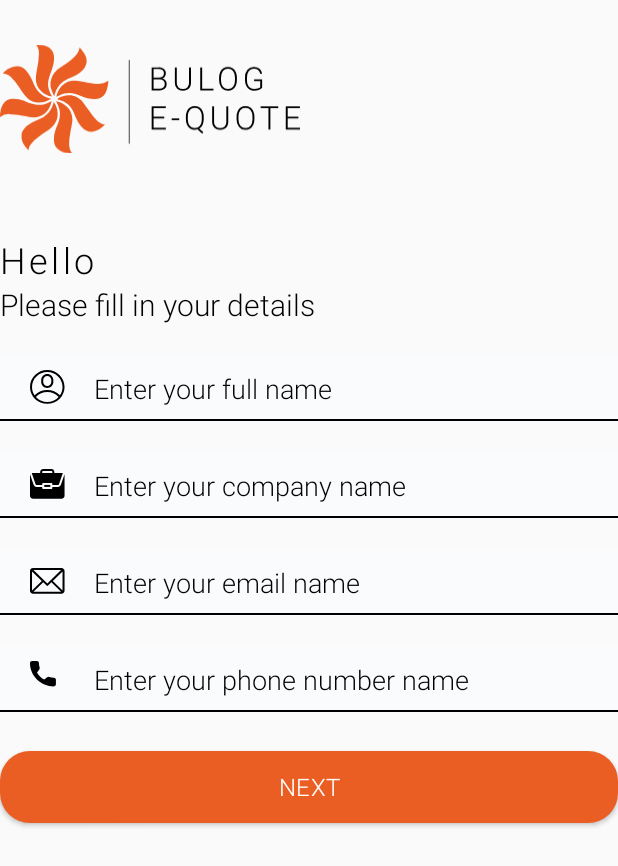
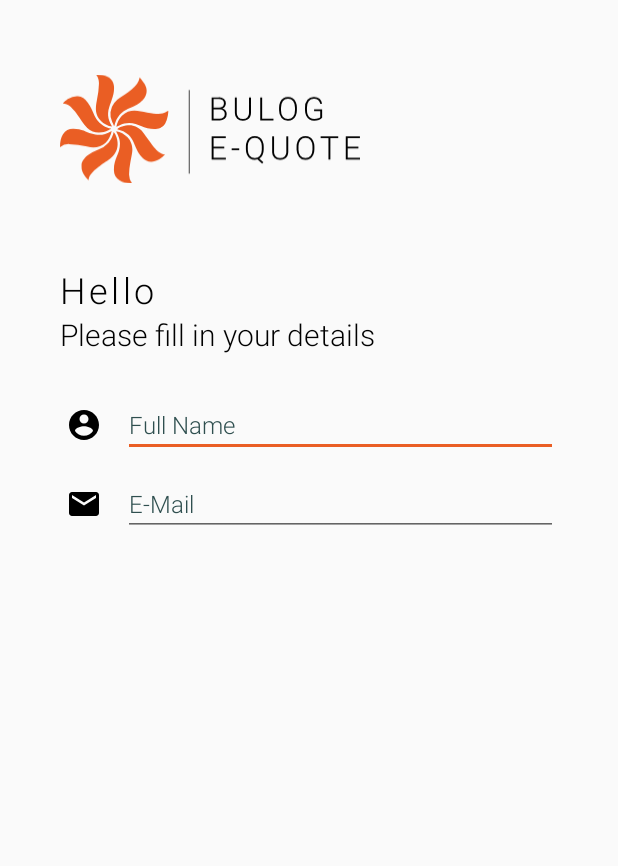
Before and after one commit to Chillrend/equote, an Android app: the layout register_fragment.xml on its own in the app's theme, with its tools: preview values and no code run, on a phone screen of 412 x 824 dp. Shown: the top 866 px of the screen. Run offline under Robolectric (Android 15) with nearby library versions, the phone set to English and light mode, and no system bars.

Commit message:
partially added register interface

```diff
--- a/app/build.gradle
+++ b/app/build.gradle
@@ -4,7 +4,7 @@ android {
     compileSdkVersion 28
     defaultConfig {
         applicationId "com.bulog.equote"
-        minSdkVersion 26
+        minSdkVersion 21
         targetSdkVersion 28
         versionCode 1
         versionName "1.0"
@@ -12,6 +12,10 @@ android {
     }
     viewBinding {
         enabled = true
+    }
+    compileOptions {
+        sourceCompatibility 1.8
+        targetCompatibility 1.8
     }
     buildTypes {
         release {
--- /dev/null
+++ b/app/src/main/res/drawable/ic_account_circle_black_24dp.xml
@@ -0,0 +1,9 @@
+<vector xmlns:android="http://schemas.android.com/apk/res/android"
+        android:width="24dp"
+        android:height="24dp"
+        android:viewportWidth="24.0"
+        android:viewportHeight="24.0">
+    <path
+        android:fillColor="#FF000000"
+        android:pathData="M12,2C6.48,2 2,6.48 2,12s4.48,10 10,10 10,-4.48 10,-10S17.52,2 12,2zM12,5c1.66,0 3,1.34 3,3s-1.34,3 -3,3 -3,-1.34 -3,-3 1.34,-3 3,-3zM12,19.2c-2.5,0 -4.71,-1.28 -6,-3.22 0.03,-1.99 4,-3.08 6,-3.08 1.99,0 5.97,1.09 6,3.08 -1.29,1.94 -3.5,3.22 -6,3.22z"/>
+</vector>
--- /dev/null
+++ b/app/src/main/res/drawable/ic_mail_black_24dp.xml
@@ -0,0 +1,9 @@
+<vector xmlns:android="http://schemas.android.com/apk/res/android"
+        android:width="24dp"
+        android:height="24dp"
+        android:viewportWidth="24.0"
+        android:viewportHeight="24.0">
+    <path
+        android:fillColor="#FF000000"
+        android:pathData="M20,4L4,4c-1.1,0 -1.99,0.9 -1.99,2L2,18c0,1.1 0.9,2 2,2h16c1.1,0 2,-0.9 2,-2L22,6c0,-1.1 -0.9,-2 -2,-2zM20,8l-8,5 -8,-5L4,6l8,5 8,-5v2z"/>
+</vector>
--- a/app/src/main/res/layout/register_fragment.xml
+++ b/app/src/main/res/layout/register_fragment.xml
@@ -3,6 +3,10 @@
         xmlns:android="http://schemas.android.com/apk/res/android"
         android:layout_width="match_parent"
         android:layout_height="match_parent"
+        android:paddingTop="@dimen/spacing_large"
+        android:paddingBottom="@dimen/spacing_large"
+        android:paddingStart="40dp"
+        android:paddingEnd="40dp"
         xmlns:app="http://schemas.android.com/apk/res-auto">
 
     <ImageView
@@ -23,7 +27,7 @@
             app:layout_constraintTop_toBottomOf="@+id/headerLogo"
             app:layout_constraintStart_toStartOf="parent"
             android:textAppearance="@style/H1_Light_Spacing"
-        android:text="Hello"/>
+            android:text="@string/hello"/>
 
     <TextView
             android:id="@+id/details"
@@ -32,109 +36,79 @@
             app:layout_constraintTop_toBottomOf="@+id/hello"
             app:layout_constraintStart_toStartOf="parent"
             android:textAppearance="@style/H3_Light"
-        android:text="Please fill in your details"/>
+            android:text="@string/please_fill_in_your_details"/>
+
+    <LinearLayout
+            android:id="@+id/fullname_container"
+            android:layout_width="match_parent"
+            android:layout_height="wrap_content"
+            android:layout_marginTop="@dimen/spacing_extra_large"
+            app:layout_constraintTop_toBottomOf="@id/details"
+            app:layout_constraintStart_toStartOf="parent"
+            android:orientation="horizontal"
+            android:weightSum="1">
+
+        <ImageView
+                android:layout_width="0dp"
+                android:layout_height="24dp"
+                android:layout_weight="0.1"
+                android:layout_gravity="center_vertical"
+                app:srcCompat="@drawable/ic_account_circle_black_24dp"/>
 
         <com.google.android.material.textfield.TextInputLayout
-        android:id="@+id/inputname"
+                android:layout_width="0dp"
+                android:layout_height="wrap_content"
+                android:layout_weight="0.9"
+                android:layout_marginStart="@dimen/spacing_medium"
+                style="@style/GeneralInputLayout">
+
+            <com.google.android.material.textfield.TextInputEditText
+                    android:id="@+id/register_fullname"
                     android:layout_width="match_parent"
                     android:layout_height="wrap_content"
-        android:layout_marginTop="20dp"
-        app:layout_constraintTop_toBottomOf="@id/details"
-        app:layout_constraintStart_toStartOf="parent"
-        android:theme="@style/TextInputLayoutLoginForm">
-
-        <com.google.android.material.textfield.TextInputEditText
-            android:id="@+id/name"
-            android:layout_width="match_parent"
-            android:layout_height="match_parent"
-            android:hint="    Enter your full name"
-            android:drawableStart="@drawable/ic_account"
-            android:background="@drawable/background_line"
-            android:paddingStart="@dimen/spacing_large"
-            android:paddingEnd="@dimen/spacing_large"
-            android:paddingTop="@dimen/spacing_medium"
-            android:paddingBottom="@dimen/spacing_medium"
-            android:theme="@style/TextInputEditText"
-            android:autofillHints="username"/>
+                    android:inputType="text"
+                    android:hint="@string/full_name"
+                    style="@style/GeneralEditText"/>
 
         </com.google.android.material.textfield.TextInputLayout>
 
-    <com.google.android.material.textfield.TextInputLayout
-        android:id="@+id/inputcompany"
+    </LinearLayout>
+
+    <LinearLayout
+            android:id="@+id/email_container"
             android:layout_width="match_parent"
             android:layout_height="wrap_content"
-        android:layout_marginTop="20dp"
-        app:layout_constraintTop_toBottomOf="@id/inputname"
+            android:layout_marginTop="@dimen/spacing_medium"
+            app:layout_constraintTop_toBottomOf="@id/fullname_container"
             app:layout_constraintStart_toStartOf="parent"
-        android:theme="@style/TextInputLayoutLoginForm">
+            android:orientation="horizontal"
+            android:weightSum="1">
+
+        <ImageView
+                android:layout_width="0dp"
+                android:layout_height="24dp"
+                android:layout_weight="0.1"
+                android:layout_gravity="center_vertical"
+                app:srcCompat="@drawable/ic_mail_black_24dp"/>
+
+        <com.google.android.material.textfield.TextInputLayout
+                android:layout_width="0dp"
+                android:layout_height="wrap_content"
+                android:layout_weight="0.9"
+                android:layout_marginStart="@dimen/spacing_medium"
+                style="@style/GeneralInputLayout">
 
             <com.google.android.material.textfield.TextInputEditText
-            android:id="@+id/company"
+                    android:id="@+id/register_email"
                     android:layout_width="match_parent"
-            android:layout_height="match_parent"
-            android:hint="    Enter your company name"
+                    android:layout_height="wrap_content"
                     android:inputType="textEmailAddress"
-            android:drawableStart="@drawable/ic_work"
-            android:background="@drawable/background_line"
-            android:paddingStart="@dimen/spacing_large"
-            android:paddingEnd="@dimen/spacing_large"
-            android:paddingTop="@dimen/spacing_medium"
-            android:paddingBottom="@dimen/spacing_medium"
-            android:theme="@style/TextInputEditText"
-            android:autofillHints="username"/>
+                    android:hint="@string/email"
+                    style="@style/GeneralEditText"/>
 
         </com.google.android.material.textfield.TextInputLayout>
 
-    <com.google.android.material.textfield.TextInputLayout
-        android:id="@+id/inputemail"
-        android:layout_width="match_parent"
-        android:layout_height="wrap_content"
-        android:layout_marginTop="20dp"
-        app:layout_constraintTop_toBottomOf="@id/inputcompany"
-        app:layout_constraintStart_toStartOf="parent"
-        android:theme="@style/TextInputLayoutLoginForm">
-
-        <com.google.android.material.textfield.TextInputEditText
-            android:id="@+id/email"
-            android:layout_width="match_parent"
-            android:layout_height="match_parent"
-            android:hint="    Enter your email name"
-            android:drawableStart="@drawable/ic_mail"
-            android:background="@drawable/background_line"
-            android:paddingStart="@dimen/spacing_large"
-            android:paddingEnd="@dimen/spacing_large"
-            android:paddingTop="@dimen/spacing_medium"
-            android:paddingBottom="@dimen/spacing_medium"
-            android:theme="@style/TextInputEditText"
-            android:autofillHints="username"/>
-
-    </com.google.android.material.textfield.TextInputLayout>
-
-    <com.google.android.material.textfield.TextInputLayout
-        android:id="@+id/inputphone"
-        android:layout_width="match_parent"
-        android:layout_height="wrap_content"
-        android:layout_marginTop="20dp"
-        app:layout_constraintTop_toBottomOf="@id/inputemail"
-        app:layout_constraintStart_toStartOf="parent"
-        android:theme="@style/TextInputLayoutLoginForm">
-
-        <com.google.android.material.textfield.TextInputEditText
-            android:id="@+id/phone"
-            android:layout_width="match_parent"
-            android:layout_height="match_parent"
-            android:inputType="number"
-            android:hint="    Enter your phone number name"
-            android:drawableStart="@drawable/ic_phone"
-            android:background="@drawable/background_line"
-            android:paddingStart="@dimen/spacing_large"
-            android:paddingEnd="@dimen/spacing_large"
-            android:paddingTop="@dimen/spacing_medium"
-            android:paddingBottom="@dimen/spacing_medium"
-            android:theme="@style/TextInputEditText"
-            android:autofillHints="username"/>
-
-    </com.google.android.material.textfield.TextInputLayout>
+    </LinearLayout>
 
     <Button
             android:id="@+id/btn_done"
@@ -147,6 +121,6 @@
             android:textAppearance="@style/ButtonTextAppearance"
             android:textColor="#FFF"
             app:layout_constraintStart_toStartOf="parent"
-        app:layout_constraintTop_toBottomOf="@id/inputphone" />
+            app:layout_constraintTop_toBottomOf="parent"/>
 
 </androidx.constraintlayout.widget.ConstraintLayout>
--- a/app/src/main/res/values/strings.xml
+++ b/app/src/main/res/values/strings.xml
@@ -1,10 +1,13 @@
 <resources>
     <string name="app_name">Bulog E-Quote</string>
     <string name="welcome">Welcome</string>
+    <string name="hello">Hello</string>
     <string name="sign_in_to_continue">Sign-in to continue</string>
     <string name="password">Password</string>
     <string name="email">E-Mail</string>
     <string name="signin">SIGN IN</string>
     <string name="signin_google">SIGN IN WITH GOOGLE</string>
     <string name="sign_up_here"><u>Don\'t have an account? Sign up here</u></string>
+    <string name="please_fill_in_your_details">Please fill in your details</string>
+    <string name="full_name">Full Name</string>
 </resources>
--- a/app/src/main/res/values/styles.xml
+++ b/app/src/main/res/values/styles.xml
@@ -13,16 +13,31 @@
         <item name="android:windowNoTitle">true</item>
     </style>
 
-    <style name="TextInputEditText" parent="ThemeOverlay.MaterialComponents.TextInputEditText">
-        <item name="android:textAppearance">@style/FormText</item>
-        <item name="android:textColorHint">#000</item>
+    <style name="GeneralInputLayout">
+        <item name="errorTextAppearance">@style/GeneralFormHintText</item>
+        <item name="hintEnabled">false</item>
+        <item name="hintAnimationEnabled">false</item>
+        <item name="colorControlNormal">#000</item>
+        <item name="colorControlActivated">#000</item>
+    </style>
+
+    <style name="GeneralEditText">
+        <item name="android:textAppearance">@style/GeneralFormText</item>
+        <item name="android:textColorHint">#2F4F4F</item>
         <item name="android:fontFamily">sans-serif-light</item>
     </style>
 
-    <style name="TextInputLayoutLoginForm" parent="Base.Widget.MaterialComponents.TextInputLayout">
+    <style name="TextInputEditText">
+        <item name="android:textAppearance">@style/FormText</item>
+        <item name="android:textColorHint">#000</item>
+        <item name="android:color">@color/black</item>
+        <item name="android:fontFamily">sans-serif-light</item>
+    </style>
+
+    <style name="TextInputLayoutLoginForm">
         <item name="hintTextAppearance">@style/FormText</item>
         <item name="hintEnabled">false</item>
-        <item name="hintAnimationEnabled">false</item>
+        <item name="hintAnimationEnabled">true</item>
         <item name="boxBackgroundMode">none</item>
     </style>
 
@@ -45,6 +60,17 @@
         <item name="android:textSize">@dimen/sub</item>
     </style>
 
+    <style name="GeneralFormText">
+        <item name="android:color">#000</item>
+        <item name="android:fontFamily">sans-serif-thin</item>
+        <item name="android:textSize">@dimen/sub</item>
+    </style>
+    <style name="GeneralFormHintText">
+        <item name="android:color">#000</item>
+        <item name="android:fontFamily">sans-serif-thin</item>
+        <item name="android:textSize">@dimen/par</item>
+    </style>
+
     <style name="Par_Light">
         <item name="android:color">#000</item>
         <item name="android:fontFamily">sans-serif-light</item>
```
Also changed, not shown: app/src/main/java/com/bulog/equote/AuthActivity.java (+31 -76 lines), app/src/main/java/com/bulog/equote/CallbackFragment.java (deleted, +0 -12 lines), app/src/main/java/com/bulog/equote/FragmentLogin.java (deleted, +0 -43 lines), app/src/main/java/com/bulog/equote/fragments/FragmentDone.java (renamed from app/src/main/java/com/bulog/equote/FragmentRegisterType.java, +7 -12 lines), app/src/main/java/com/bulog/equote/fragments/FragmentLogin.java (added, +40 -0 lines), app/src/main/java/com/bulog/equote/fragments/FragmentRegister.java (renamed from app/src/main/java/com/bulog/equote/FragmentDone.java, +7 -10 lines), app/src/main/java/com/bulog/equote/fragments/FragmentRegisterEmail.java (renamed from app/src/main/java/com/bulog/equote/FragmentRegister.java, +6 -10 lines), app/src/main/java/com/bulog/equote/fragments/FragmentRegisterType.java (renamed from app/src/main/java/com/bulog/equote/FragmentRegisterEmail.java, +9 -10 lines), app/src/main/res/color/textlayout.xml (added, +7 -0 lines), app/src/main/res/layout/activity_auth.xml (+4 -7 lines), app/src/main/res/layout/login_fragment.xml (+8 -5 lines). Lines whose indentation alone changed are shown as unchanged.
